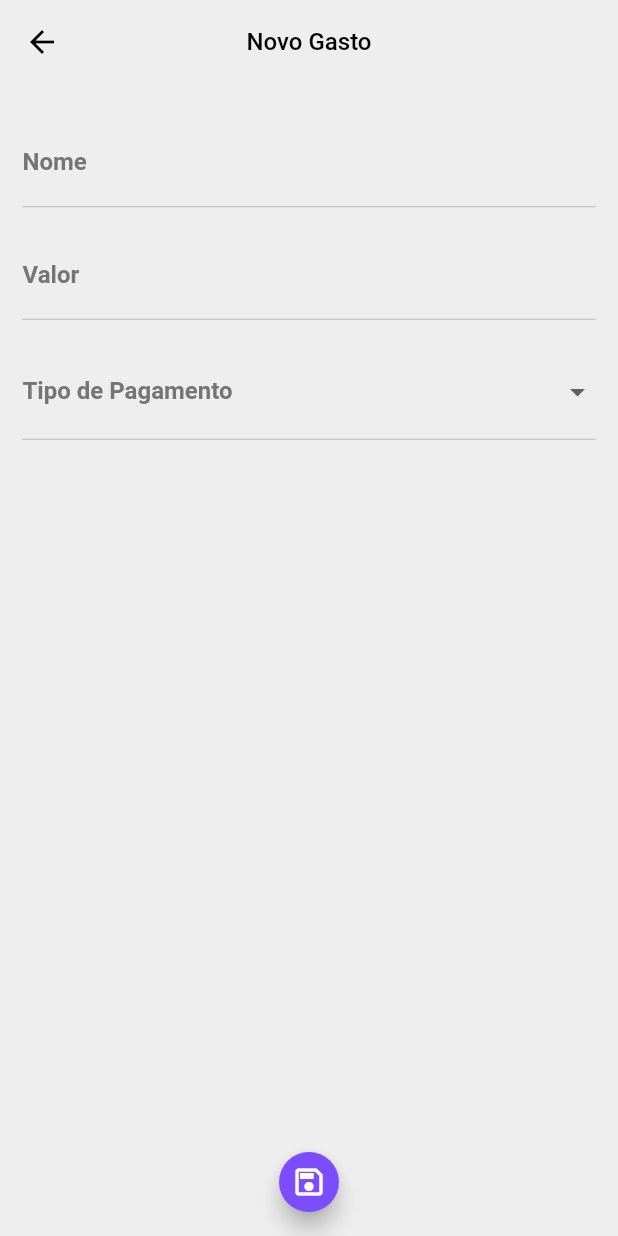
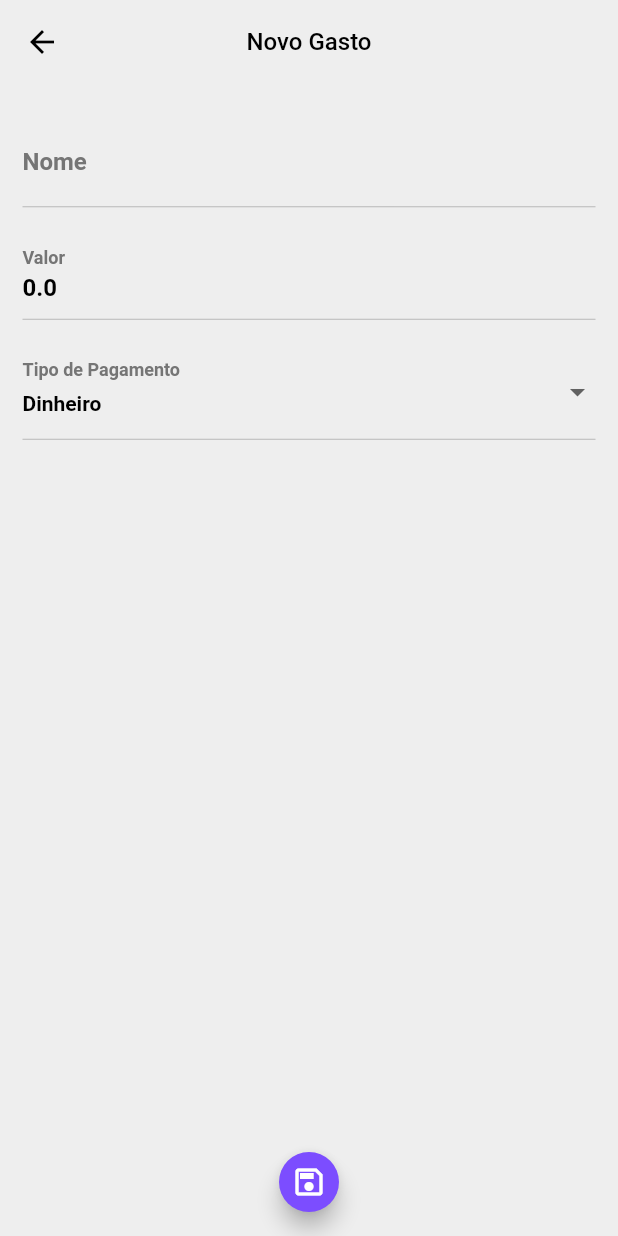
Before and after one commit to Kilder-M/my_expenses, a Flutter app: the ExpensesView screen opened directly with empty values, after a tap on the "add" icon, on a phone screen of 412 x 824 dp. Run offline on Flutter 3.47's test engine with Material 2 defaults, Android fonts, the phone set to English and light mode, and no system bars; our stand-ins replace currency_text_input_formatter, flutter_localization, get, lottie, sqflite; accounts and stored records are empty.

Commit message:
feat: :sparkles: Edição de um expense

```diff
--- a/lib/app/presentation/modules/planned_expenses/controllers/expense_form_controller.dart
+++ b/lib/app/presentation/modules/planned_expenses/controllers/expense_form_controller.dart
@@ -3,18 +3,20 @@ import 'package:get/get.dart';
 import 'package:my_expenses/app/core/enums/payment_type_enum.dart';
 import 'package:my_expenses/app/domain/entities/expense_entity.dart';
 import 'package:my_expenses/app/domain/usecases/save_expense_usecase/save_expense_usecase.dart';
+import 'package:my_expenses/app/domain/usecases/update_expense_usecase/update_expense_usecase.dart';
 import 'package:my_expenses/app/presentation/modules/planned_expenses/controllers/expenses_controller.dart';
 
 class ExpenseFormController extends GetxController {
   final _saveExpanseUsecase = Get.find<SaveExpenseUsecase>();
   final _expenseController = Get.find<ExpensesController>();
-  final currecyFormat = CurrencyTextInputFormatter(
-    locale: 'pt',
-    symbol: 'R\$',
+  final _updateExpense = Get.find<UpdateExpenseUsecase>();
+
+  ExpenseEntity expenseEntity = ExpenseEntity(
+    plannedExpensesId: 0,
+    paymentType: PaymentTypeEnum.dinheiro.paymentTypeName,
+    name: '',
+    value: 0,
   );
-
-  ExpenseEntity expenseEntity =
-      ExpenseEntity(plannedExpensesId: 0, paymentType: '', name: '', value: 0);
 
   List<PaymentTypeEnum> paymentypeList = [
     PaymentTypeEnum.dinheiro,
@@ -29,4 +31,14 @@ class ExpenseFormController extends GetxController {
     await _saveExpanseUsecase(expenseEntity);
     await _expenseController.getExpenseListById(plannedExpenseId);
   }
+
+  updateExpenseLocalDataSource(int plannedExpenseId) async {
+    await _updateExpense(expenseEntity);
+    await _expenseController.getExpenseListById(plannedExpenseId);
+  }
+
+  CurrencyTextInputFormatter  currecyFormat = CurrencyTextInputFormatter(
+        locale: 'pt',
+        symbol: 'R\$',
+      );
 }
--- a/lib/app/presentation/modules/planned_expenses/views/expense_form_view.dart
+++ b/lib/app/presentation/modules/planned_expenses/views/expense_form_view.dart
@@ -1,4 +1,3 @@
-
 import 'package:flutter/material.dart';
 import 'package:get/get.dart';
 import 'package:my_expenses/app/domain/entities/planned_expenses_entity.dart';
@@ -12,7 +11,9 @@ class ExpenseFormView extends GetView<ExpenseFormController> {
 
   @override
   Widget build(BuildContext context) {
-    PlannedExpensesEntity plannedExpensesArgument = Get.arguments;
+    PlannedExpensesEntity plannedExpensesArgument = Get.arguments[0];
+    controller.expenseEntity = Get.arguments[1] ?? controller.expenseEntity;
+
     return Scaffold(
       floatingActionButton:
           _floatActionButton(context, plannedExpensesArgument),
@@ -30,14 +31,20 @@ class ExpenseFormView extends GetView<ExpenseFormController> {
       child: const Icon(Icons.save_outlined),
       onPressed: () async {
         try {
-          await controller
-              .saveExpenseLocalDataSource(plannedExpenseArgument.id!);
+          controller.expenseEntity.id == null
+              ? await controller
+                  .saveExpenseLocalDataSource(plannedExpenseArgument.id!)
+              : await controller
+                  .updateExpenseLocalDataSource(plannedExpenseArgument.id!);
+
           Get.back();
           showDialog(
             context: context,
             builder: (context) {
-              return const SucessAlert(
-                title: 'Salvo com sucesso!',
+              return SucessAlert(
+                title: controller.expenseEntity.id == null
+                    ? 'Salvo com sucesso!'
+                    : 'Editado com sucesso!',
               );
             },
           );
@@ -50,7 +57,9 @@ class ExpenseFormView extends GetView<ExpenseFormController> {
 
   AppBar _appBar() {
     return AppBar(
-      title: const Text('Novo Gasto'),
+      title: Text(
+        controller.expenseEntity.id == null ? 'Novo Gasto' : 'Editando Gasto',
+      ),
     );
   }
 
@@ -72,6 +81,7 @@ class ExpenseFormView extends GetView<ExpenseFormController> {
 
   TextFormFieldWidget _nameTexFormField() {
     return TextFormFieldWidget(
+      initialValue: controller.expenseEntity.name,
       labelText: 'Nome',
       onChanged: (value) {
         controller.expenseEntity.name = value;
@@ -81,6 +91,7 @@ class ExpenseFormView extends GetView<ExpenseFormController> {
 
   TextFormFieldWidget _valueTextFormField() {
     return TextFormFieldWidget(
+      initialValue: controller.expenseEntity.value.toString(),
       labelText: 'Valor',
       textInputType: TextInputType.number,
       inputFormatters: [controller.currecyFormat],
@@ -94,6 +105,7 @@ class ExpenseFormView extends GetView<ExpenseFormController> {
 
   DropDownButtonFormFieldWidget _dropDownButtonFormField() {
     return DropDownButtonFormFieldWidget(
+      dropDownValue: controller.expenseEntity.paymentType,
       labelText: 'Tipo de Pagamento',
       onChanged: (value) {
         controller.expenseEntity.paymentType = value;
```
Also changed, not shown: lib/app/presentation/modules/planned_expenses/views/expenses_view.dart (+13 -9 lines).
